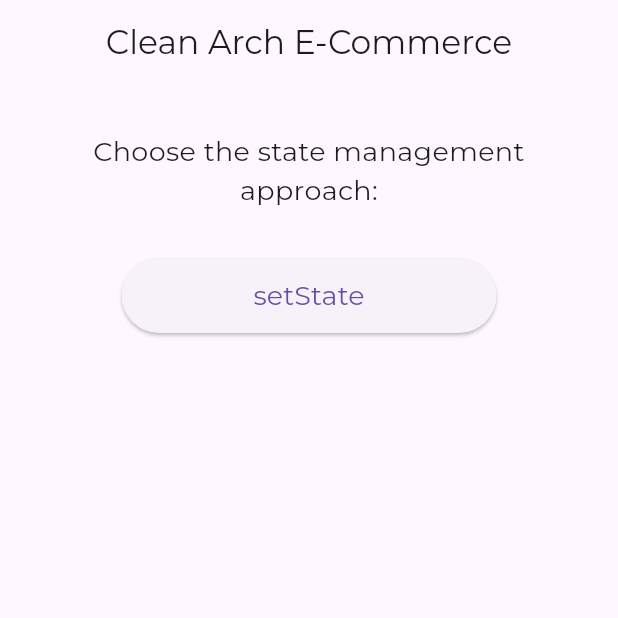
After one commit to vitorhugonogueira/clean-ecommerce, a Flutter app: the screen it shows after launch, on a phone screen of 412 x 824 dp, the top half of it. The commit adds this screen. Run offline on Flutter 3.47's test engine with Material 3 defaults, Android fonts, the phone set to English and light mode, and no system bars; our stand-ins replace shared_preferences; project files that could hold a hidden picture were left out.

Commit message:
Feat: Multiple app routers - setState aproach finished.

```diff
--- a/lib/main.dart
+++ b/lib/main.dart
@@ -2,5 +2,5 @@ import 'package:clean_ecommerce/ui/app.dart';
 import 'package:flutter/material.dart';
 
 Future<void> main() async {
-  runApp(const EcommerceApp());
+  runApp(const CleanArchEcommerce());
 }
--- a/lib/ui/app.dart
+++ b/lib/ui/app.dart
@@ -1,22 +1,31 @@
-import 'package:clean_ecommerce/ui/product/listing/product_listing_screen.dart';
+import 'package:clean_ecommerce/ui/app_router.dart';
+import 'package:clean_ecommerce/ui/menu_screen.dart';
+import 'package:clean_ecommerce/ui/state_app/cart/cart_details_screen.dart';
+import 'package:clean_ecommerce/ui/state_app/product/details/product_details_screen.dart';
+import 'package:clean_ecommerce/ui/state_app/product/listing/product_listing_screen.dart';
 import 'package:flutter/material.dart';
 
-class EcommerceApp extends StatelessWidget {
-  const EcommerceApp({super.key});
+class CleanArchEcommerce extends StatelessWidget {
+  const CleanArchEcommerce({super.key});
 
   @override
   Widget build(BuildContext context) {
     return MaterialApp(
-      title: 'E-commerce App',
-      theme: ThemeData(
-        scaffoldBackgroundColor: const Color.fromARGB(255, 241, 241, 241),
-        colorScheme: ColorScheme.fromSeed(
-          seedColor: const Color.fromARGB(255, 19, 102, 197),
-        ),
-        useMaterial3: true,
-        fontFamily: 'Montserrat',
-      ),
-      home: const ProductListingScreen(),
+      title: 'Clean Arch E-Commerce',
+      theme: ThemeData(useMaterial3: true, fontFamily: 'Montserrat'),
+      routes: {
+        '/': (context) => const MenuScreen(),
+        '/state-app':
+            (context) => AppRouter(
+              themeColor: Colors.deepOrange,
+              productListingScreen: ProductListingScreen(),
+              cartScreen: CartDetailsScreen(),
+              getProductDetailsScreen: (id) {
+                return ProductDetailsScreen(productId: id);
+              },
+            ),
+      },
+      initialRoute: '/',
     );
   }
 }
--- a/lib/ui/common/widgets/card/simple_card.dart
+++ b/lib/ui/common/widgets/ecommerce_card.dart
@@ -1,12 +1,12 @@
 import 'package:flutter/material.dart';
 
-class SimpleCard extends StatelessWidget {
+class EcommerceCard extends StatelessWidget {
   final Widget child;
   final EdgeInsetsGeometry? padding;
   final Color backgroundColor;
   final BorderRadiusGeometry? borderRadius;
 
-  const SimpleCard({
+  const EcommerceCard({
     super.key,
     required this.child,
     this.padding = const EdgeInsets.all(0.0),
--- a/lib/ui/product/listing/widgets/product_card_widget.dart
+++ b/lib/ui/common/widgets/product/product_card.dart
@@ -1,5 +1,5 @@
-import 'package:clean_ecommerce/ui/common/widgets/card/simple_card.dart';
-import 'package:clean_ecommerce/ui/product/widgets/product_image.dart';
+import 'package:clean_ecommerce/ui/common/widgets/ecommerce_card.dart';
+import 'package:clean_ecommerce/ui/common/widgets/product/product_image.dart';
 import 'package:flutter/material.dart';
 import 'package:clean_ecommerce/domain/entities/product.dart'; // Adjust import path if needed
 
@@ -16,7 +16,7 @@ class ProductCard extends StatelessWidget {
 
     return InkWell(
       onTap: () => onTap(product.id),
-      child: SimpleCard(
+      child: EcommerceCard(
         child: Column(
           crossAxisAlignment: CrossAxisAlignment.start,
           children: [
--- /dev/null
+++ b/lib/ui/menu_screen.dart
@@ -0,0 +1,48 @@
+import 'package:flutter/material.dart';
+
+class MenuScreen extends StatelessWidget {
+  const MenuScreen({super.key});
+
+  @override
+  Widget build(BuildContext context) {
+    return Scaffold(
+      appBar: AppBar(title: Text('Clean Arch E-Commerce'), centerTitle: true),
+      body: Center(
+        child: Column(
+          mainAxisAlignment: MainAxisAlignment.start,
+          children: [
+            SizedBox(height: 32),
+            Padding(
+              padding: const EdgeInsets.symmetric(horizontal: 15),
+              child: Row(
+                mainAxisAlignment: MainAxisAlignment.center,
+                children: [
+                  Flexible(
+                    child: Text(
+                      'Choose the state management approach:',
+                      style: TextStyle(fontSize: 18),
+                      textAlign: TextAlign.center,
+                      overflow: TextOverflow.visible,
+                      softWrap: true,
+                    ),
+                  ),
+                ],
+              ),
+            ),
+            SizedBox(height: 32),
+            SizedBox(
+              width: 250,
+              height: 50,
+              child: ElevatedButton(
+                onPressed: () {
+                  Navigator.of(context).pushNamed('/state-app');
+                },
+                child: Text('setState', style: TextStyle(fontSize: 18)),
+              ),
+            ),
+          ],
+        ),
+      ),
+    );
+  }
+}
```
Also changed, not shown: lib/ui/app_router.dart (added, +55 -0 lines), lib/ui/common/widgets/ecommerce_app_bar.dart (renamed from lib/ui/common/widgets/clean_app_bar/clean_app_bar.dart, +11 -3 lines), lib/ui/common/widgets/ecommerce_scaffold.dart (renamed from lib/ui/common/widgets/clean_scaffold/clean_scaffold.dart, +5 -4 lines), lib/ui/state_app/cart/cart_details_screen.dart (renamed from lib/ui/cart/cart_details_screen.dart, +8 -6 lines), lib/ui/state_app/product/details/product_details_screen.dart (renamed from lib/ui/product/details/product_details_screen.dart, +8 -7 lines), lib/ui/state_app/product/listing/product_listing_screen.dart (renamed from lib/ui/product/listing/product_listing_screen.dart, +9 -8 lines), lib/ui/state_app/state_app_navigator.dart (renamed from lib/ui/common/navigator/app_navigator.dart, +4 -4 lines), lib/ui/common/widgets/product/product_image.dart (renamed from lib/ui/product/widgets/product_image.dart), lib/ui/common/widgets/product/product_listing_reload_button.dart (line endings or trailing spaces), lib/ui/state_app/cart/cart_details_screen_presenter.dart (renamed from lib/ui/cart/cart_details_screen_presenter.dart), lib/ui/state_app/product/details/product_details_screen_presenter.dart (renamed from lib/ui/product/details/product_details_screen_presenter.dart), lib/ui/state_app/product/listing/product_listing_screen_presenter.dart (renamed from lib/ui/product/listing/product_listing_screen_presenter.dart).
